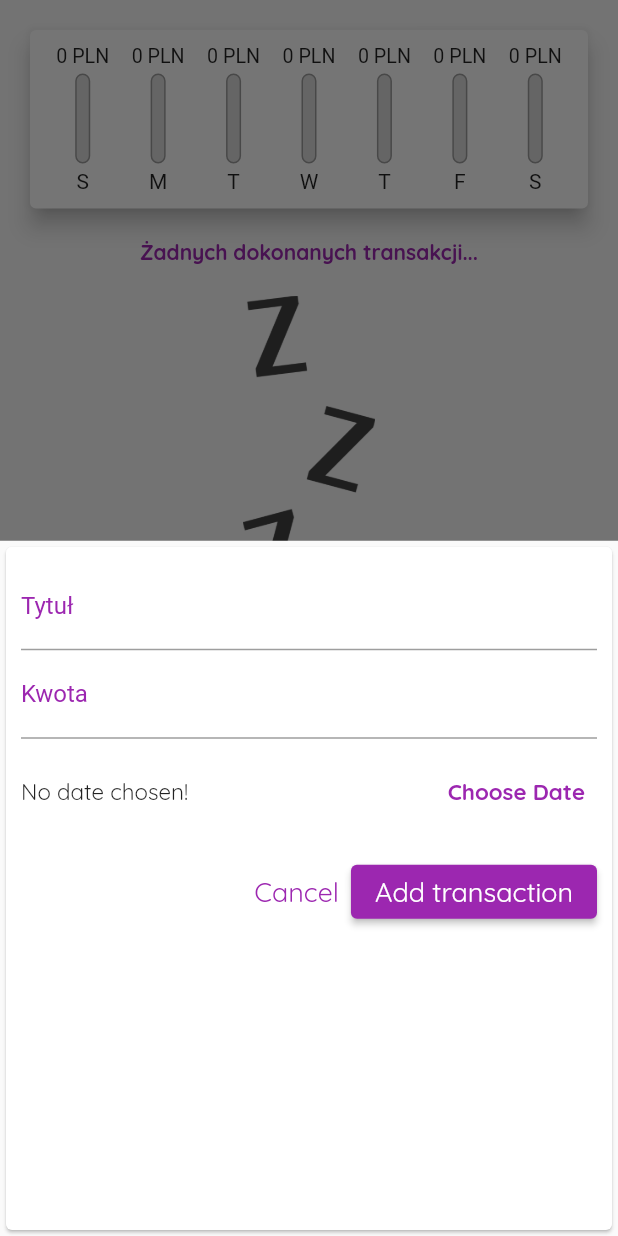
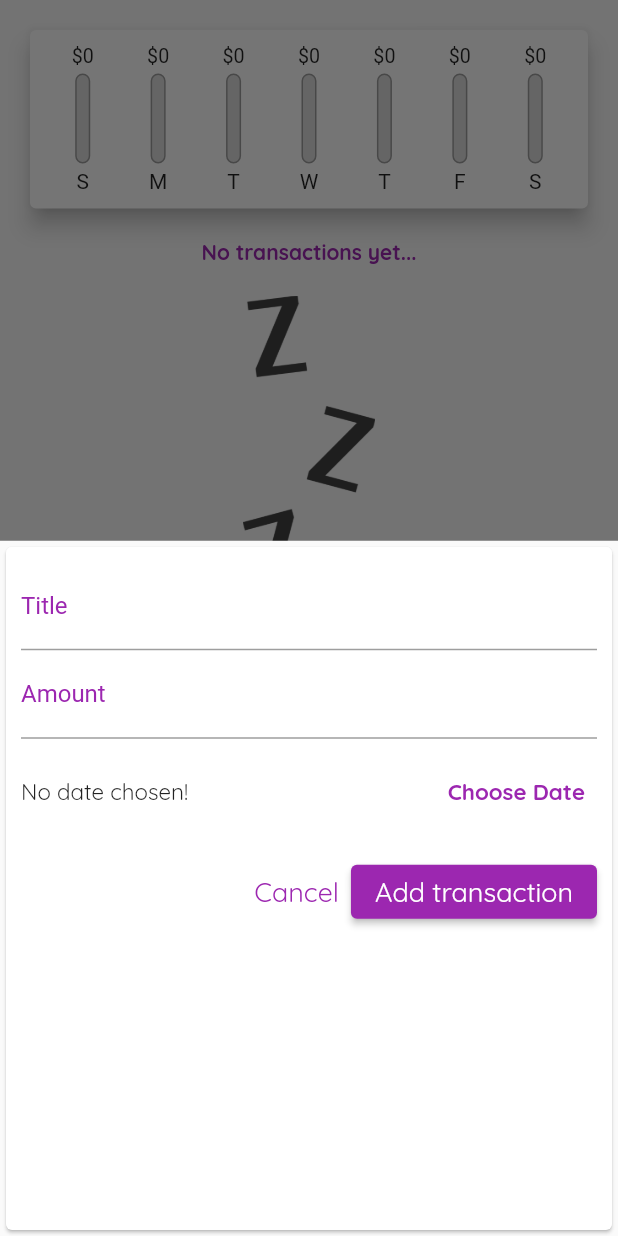
Before and after one commit to kopiHyper/expenses_tracker, a Flutter app: the screen it shows after launch, after a tap on the "add circle" icon, on a phone screen of 412 x 824 dp. Run offline on Flutter 3.47's test engine with Material 2 defaults, Android fonts, the phone set to English and light mode, and no system bars.

Commit message:
some changes

```diff
--- a/lib/widgets/chart_bar.dart
+++ b/lib/widgets/chart_bar.dart
@@ -14,7 +14,7 @@ class ChartBar extends StatelessWidget {
         Container(
           height: 15,
           child: FittedBox(
-            child: Text('${spendingAmount.toStringAsFixed(0)} PLN'),
+            child: Text('\$${spendingAmount.toStringAsFixed(0)}'),
           ),
         ),
         SizedBox(
--- a/lib/widgets/new_transaction.dart
+++ b/lib/widgets/new_transaction.dart
@@ -60,7 +60,7 @@ class _NewTransactionState extends State<NewTransaction> {
             TextField(
               cursorColor: Colors.purple,
               decoration: InputDecoration(
-                labelText: 'Tytuł',
+                labelText: 'Title',
                 labelStyle: TextStyle(
                   color: Colors.purple,
                 ),
@@ -76,7 +76,7 @@ class _NewTransactionState extends State<NewTransaction> {
             TextField(
               cursorColor: Colors.purple,
               decoration: InputDecoration(
-                labelText: 'Kwota',
+                labelText: 'Amount',
                 labelStyle: TextStyle(
                   color: Colors.purple,
                 ),
--- a/lib/widgets/transaction_list.dart
+++ b/lib/widgets/transaction_list.dart
@@ -16,7 +16,7 @@ class TransactionList extends StatelessWidget {
           ? Column(
               children: [
                 Text(
-                  'Żadnych dokonanych transakcji...',
+                  'No transactions yet...',
                   style: TextStyle(
                       fontFamily: 'Quicksand',
                       fontWeight: FontWeight.bold,
@@ -49,7 +49,7 @@ class TransactionList extends StatelessWidget {
                       ),
                       padding: EdgeInsets.all(10),
                       child: Text(
-                        '${transactions[index].amount.toStringAsFixed(2)} PLN',
+                        '\$${transactions[index].amount.toStringAsFixed(2)}',
                         style: TextStyle(
                           fontFamily: 'OpenSans',
                           fontWeight: FontWeight.bold,
```
Also changed, not shown: imgForReadme/img_1.png (added), imgForReadme/img_2.png (added), imgForReadme/img_3.png (added), imgForReadme/img_4.png (added), imgForReadme/img_5.png (added).
